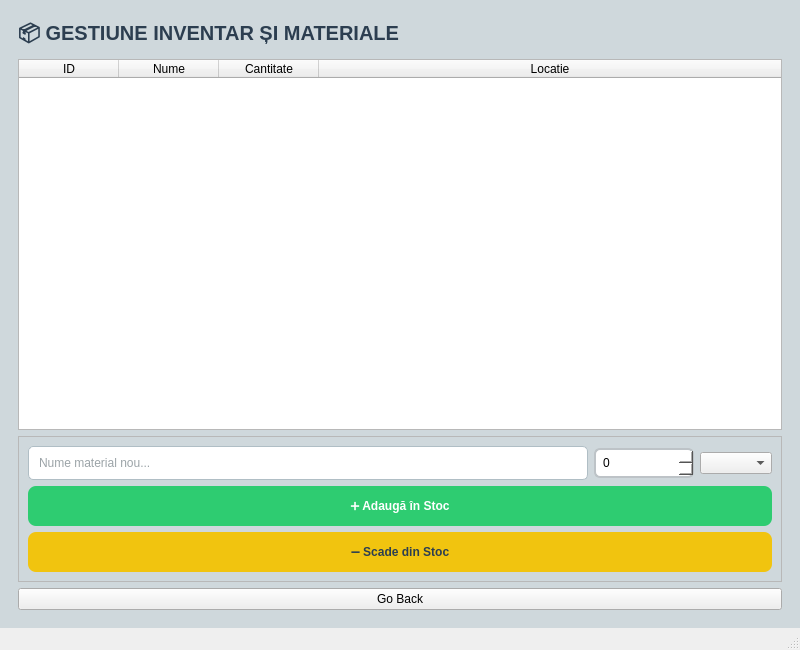
Qt form mainwindow.ui (MISHU52/Proiect_Parcuri_V2) before a commit.
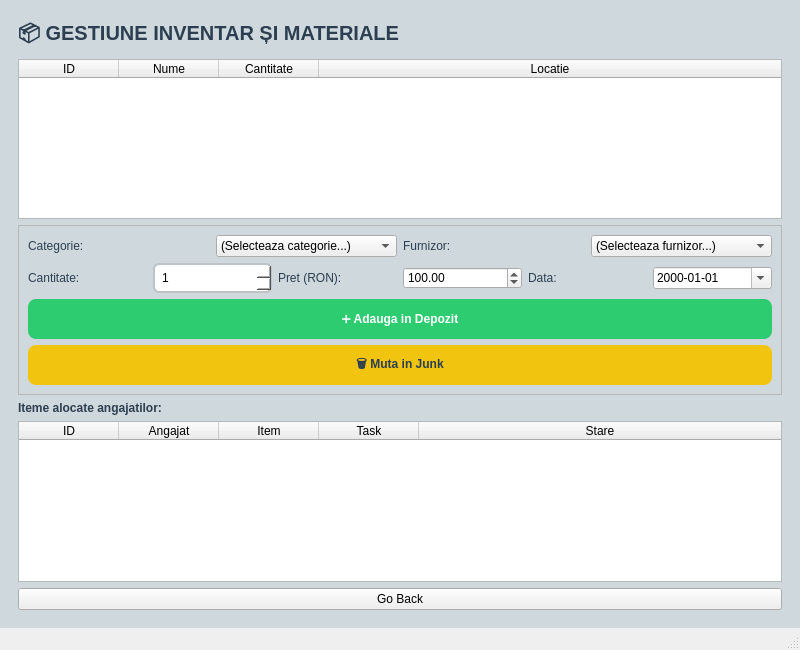
The same form after that commit. The open tabs and pages were chosen to show the change.

What changed in the file:
```diff
--- a/mainwindow.ui
+++ b/mainwindow.ui
@@ -1323,37 +1323,165 @@
            <item>
             <layout class="QHBoxLayout" name="horizontalLayout_12">
              <item>
-              <widget class="QLineEdit" name="inputNumeMaterial">
-               <property name="placeholderText">
-                <string>Nume material nou...</string>
+              <widget class="QLabel" name="lblCategorie">
+               <property name="text">
+                <string>Categorie:</string>
                </property>
               </widget>
              </item>
              <item>
-              <widget class="QSpinBox" name="spinCantitate"/>
-             </item>
+              <widget class="QComboBox" name="comboCategorieInventar">
+               <item>
+                <property name="text">
+                 <string>(Selecteaza categorie...)</string>
+                </property>
+               </item>
+              </widget>
+             </item>
              <item>
-              <widget class="QComboBox" name="comboParcMaterial"/>
+              <widget class="QLabel" name="lblFurnizor">
+               <property name="text">
+                <string>Furnizor:</string>
+               </property>
+              </widget>
+             </item>
+             <item>
+              <widget class="QComboBox" name="comboFurnizorInventar">
+               <item>
+                <property name="text">
+                 <string>(Selecteaza furnizor...)</string>
+                </property>
+               </item>
+              </widget>
+             </item>
+            </layout>
+           </item>
+           <item>
+            <layout class="QHBoxLayout" name="hLayoutInvRow2">
+             <item>
+              <widget class="QLabel" name="lblCantitate">
+               <property name="text">
+                <string>Cantitate:</string>
+               </property>
+              </widget>
+             </item>
+             <item>
+              <widget class="QSpinBox" name="spinCantitate">
+               <property name="minimum">
+                <number>1</number>
+               </property>
+               <property name="maximum">
+                <number>9999</number>
+               </property>
+               <property name="value">
+                <number>1</number>
+               </property>
+              </widget>
+             </item>
+             <item>
+              <widget class="QLabel" name="lblPret">
+               <property name="text">
+                <string>Pret (RON):</string>
+               </property>
+              </widget>
+             </item>
+             <item>
+              <widget class="QDoubleSpinBox" name="spinPretInventar">
+               <property name="decimals">
+                <number>2</number>
+               </property>
+               <property name="minimum">
+                <double>0.010000000000000</double>
+               </property>
+               <property name="maximum">
+                <double>999999.989999999990687</double>
+               </property>
+               <property name="value">
+                <double>100.000000000000000</double>
+               </property>
+              </widget>
+             </item>
+             <item>
+              <widget class="QLabel" name="lblDataAchizitie">
+               <property name="text">
+                <string>Data:</string>
+               </property>
+              </widget>
+             </item>
+             <item>
+              <widget class="QDateEdit" name="dateAchizitieInventar">
+               <property name="displayFormat">
+                <string>yyyy-MM-dd</string>
+               </property>
+               <property name="calendarPopup">
+                <bool>true</bool>
+               </property>
+              </widget>
              </item>
             </layout>
            </item>
            <item>
             <widget class="QPushButton" name="btnAddInventar">
              <property name="text">
-              <string>➕ Adaugă în Stoc</string>
+              <string>➕ Adauga in Depozit</string>
              </property>
             </widget>
            </item>
            <item>
             <widget class="QPushButton" name="btnUseInventar">
              <property name="text">
-              <string>➖ Scade din Stoc</string>
+              <string>🗑️ Muta in Junk</string>
              </property>
             </widget>
            </item>
           </layout>
          </widget>
         </item>
+        <item>
+         <widget class="QLabel" name="labelInventarAngajati">
+          <property name="font">
+           <font>
+            <family>Segoe UI</family>
+            <bold>true</bold>
+           </font>
+          </property>
+          <property name="text">
+           <string>Iteme alocate angajatilor:</string>
+          </property>
+         </widget>
+        </item>
+        <item>
+         <widget class="QTableWidget" name="tableInventarAngajati">
+          <attribute name="horizontalHeaderStretchLastSection">
+           <bool>true</bool>
+          </attribute>
+          <column>
+           <property name="text">
+            <string>ID</string>
+           </property>
+          </column>
+          <column>
+           <property name="text">
+            <string>Angajat</string>
+           </property>
+          </column>
+          <column>
+           <property name="text">
+            <string>Item</string>
+           </property>
+          </column>
+          <column>
+           <property name="text">
+            <string>Task</string>
+           </property>
+          </column>
+          <column>
+           <property name="text">
+            <string>Stare</string>
+           </property>
+          </column>
+         </widget>
+        </item>
         <item>
          <widget class="QPushButton" name="btnBackToDash_5">
           <property name="text">
```
Left out of the diff: 101 changed lines with no effect on the pictures. Lines whose indentation alone changed are shown as unchanged.
